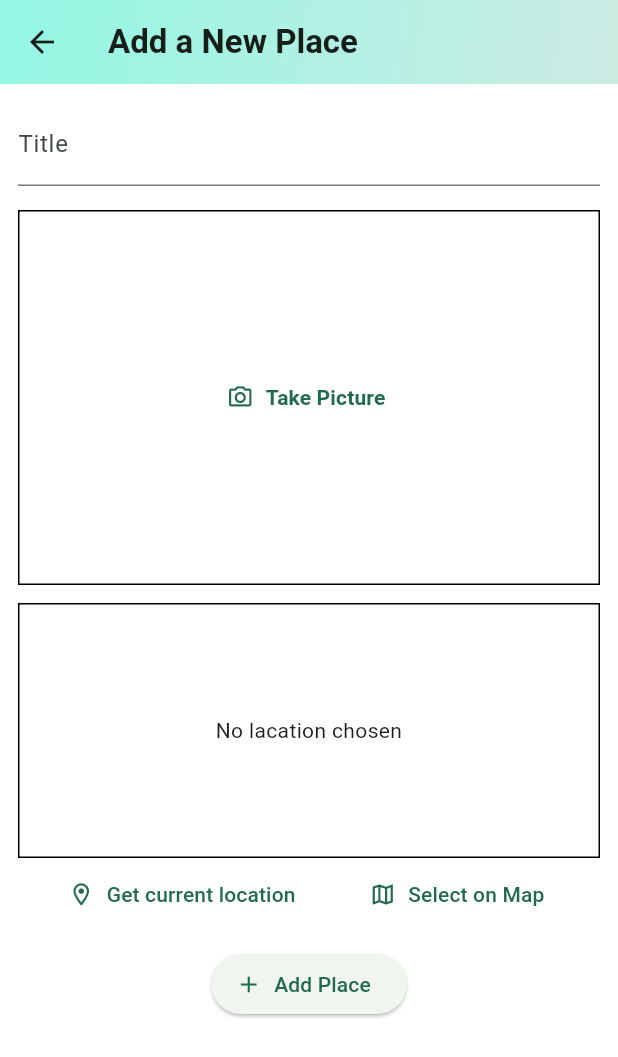
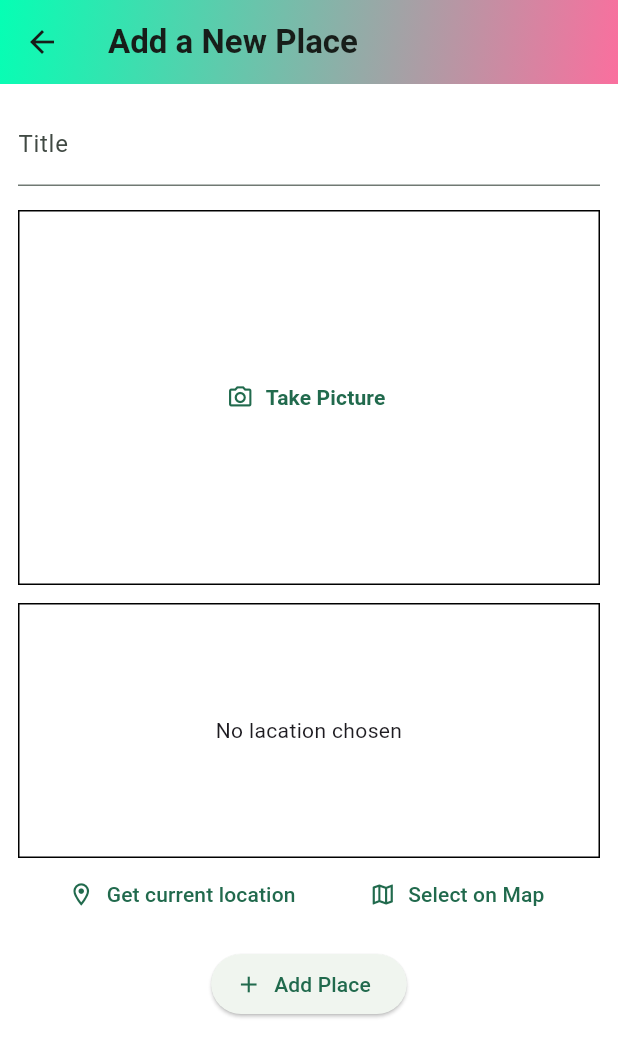
Before and after one commit to teotia-codes/favourite_places, a Flutter app: the screen it shows after launch, after a tap on the "add" icon, on a phone screen of 412 x 824 dp. Shown: the top 1057 px of the screen. Run offline on Flutter 3.47's test engine with Material 3 defaults, Android fonts, the phone set to English and light mode, and no system bars; our stand-ins replace flutter_riverpod, google_fonts, image_picker, location, sqflite; accounts and stored records are empty.

Commit message:
gradient applied in app bar

```diff
--- a/lib/screens/add_place.dart
+++ b/lib/screens/add_place.dart
@@ -61,8 +61,7 @@ class _AddPlaceScreenState extends ConsumerState<AddPlaceScreen> {
                     begin: Alignment.topLeft,
                     end: Alignment.bottomRight,
                     colors: [
-                  Color.fromARGB(255, 146, 247, 227),
-                  Color.fromARGB(255, 204, 235, 227)
+                  Color.fromARGB(255, 5, 255, 180), Color.fromARGB(255, 250, 111, 158)
                 ])),
           ),
           title: Text(
--- a/lib/screens/places.dart
+++ b/lib/screens/places.dart
@@ -12,13 +12,16 @@ class PlacesListScreen extends ConsumerWidget {
   Widget build(BuildContext context, WidgetRef ref) {
     final userPlaces = ref.watch(userPlaceProvider);
     return Scaffold(
+
       appBar: AppBar(
+
         flexibleSpace: Container(
           decoration: const BoxDecoration(
+
               gradient: LinearGradient(
                   begin: Alignment.topLeft,
                   end: Alignment.bottomRight,
-                  colors: [Color.fromARGB(255, 146, 247, 227), Color.fromARGB(255, 204, 235, 227)])),
+                  colors: [Color.fromARGB(255, 5, 255, 180), Color.fromARGB(255, 250, 111, 158)])),
         ),
         title: Text(
           'Your Favourite Places',
--- a/lib/screens/places_detail.dart
+++ b/lib/screens/places_detail.dart
@@ -14,7 +14,7 @@ class PlaceDetailScreen extends StatelessWidget {
               gradient: LinearGradient(
                   begin: Alignment.topLeft,
                   end: Alignment.bottomRight,
-                  colors: [Color.fromARGB(255, 146, 247, 227), Color.fromARGB(255, 204, 235, 227)])),
+                  colors: [Color.fromARGB(255, 5, 255, 180), Color.fromARGB(255, 250, 111, 158)])),
         ),
 
         title:Text(place.title) ,
--- a/pubspec.yaml
+++ b/pubspec.yaml
@@ -43,6 +43,9 @@ dependencies:
   flutter_riverpod: ^2.4.9
   image_picker: ^1.0.7
   location: ^5.0.3
+  path_provider: ^2.1.2
+  path: ^1.8.3
+  sqflite: ^2.3.1
 
 dev_dependencies:
   flutter_test:
```
Also changed, not shown: lib/providers/user_places.dart (+17 -3 lines), pubspec.lock, 1 other file.
